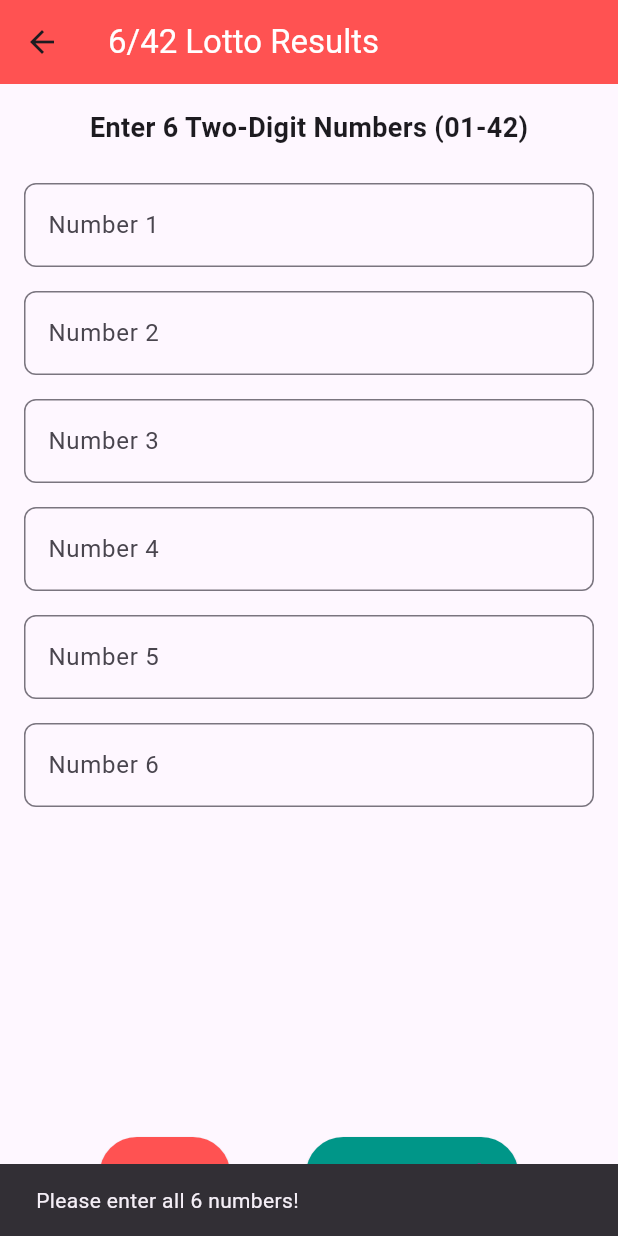
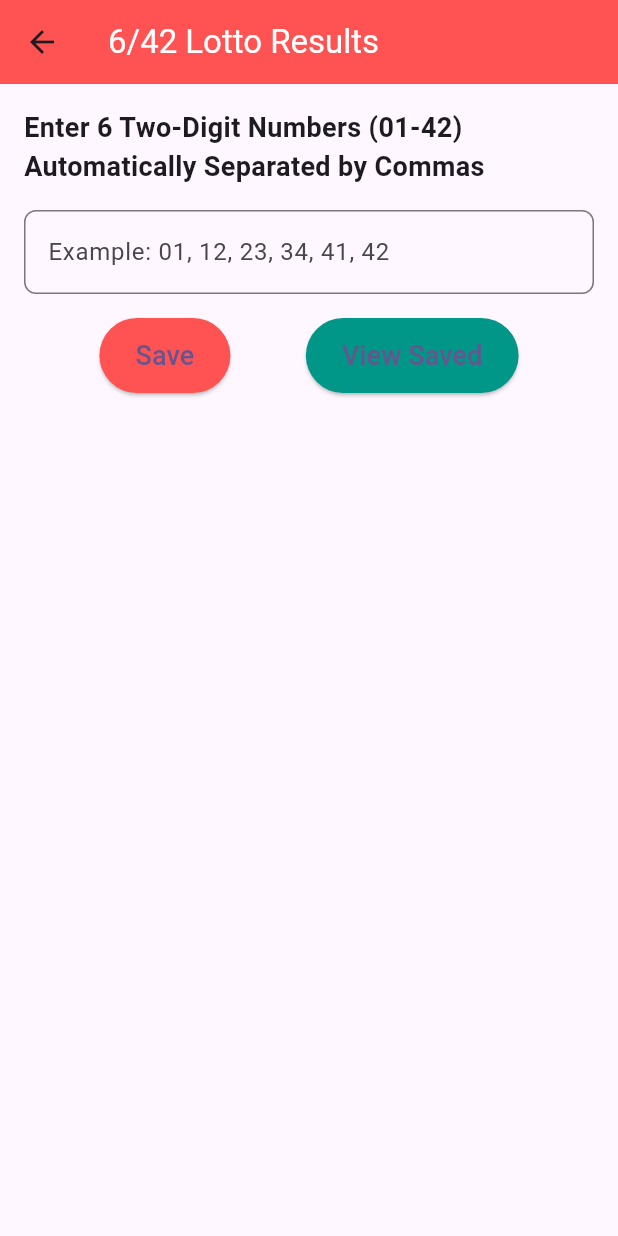
Before and after one commit to lightdarkmaster/LottoScope, a Flutter app: the SixFortyTwo screen opened directly, after a tap on "Save", on a phone screen of 412 x 824 dp. Run offline on Flutter 3.47's test engine with Material 3 defaults, Android fonts, the phone set to English and light mode, and no system bars; our stand-ins replace sqflite, table_calendar; accounts and stored records are empty.

Commit message:
Allo user to enter 6 two digits numbers only and will not exceed

```diff
--- a/lib/pages/sixfortytwo.dart
+++ b/lib/pages/sixfortytwo.dart
@@ -1,7 +1,6 @@
 import 'package:flutter/material.dart';
 import 'package:path/path.dart';
 import 'package:sqflite/sqflite.dart';
-
 
 class SixFortyTwo extends StatefulWidget {
   const SixFortyTwo({super.key});
@@ -11,9 +10,9 @@ class SixFortyTwo extends StatefulWidget {
 }
 
 class _SixFortyTwoState extends State<SixFortyTwo> {
-  final List<String> _numbers = List.filled(6, '');
   late Database _database;
   List<Map<String, dynamic>> _savedResults = [];
+  final TextEditingController _inputController = TextEditingController();
 
   @override
   void initState() {
@@ -33,8 +32,7 @@ class _SixFortyTwoState extends State<SixFortyTwo> {
     );
   }
 
-  Future<void> _saveToDatabase() async {
-    final numbersString = _numbers.join(', ');
+  Future<void> _saveToDatabase(String numbersString) async {
     await _database.insert(
       'results',
       {'numbers': numbersString},
@@ -54,10 +52,10 @@ class _SixFortyTwoState extends State<SixFortyTwo> {
   }
 
   void _showSavedResultsDialog() {
-    _loadSavedResults(); // Refresh results
+    _loadSavedResults();
     showDialog(
       context: context as BuildContext,
-      builder: (ctx) {
+      builder: (context) {
         return AlertDialog(
           title: const Text('Saved Lotto Results'),
           content: _savedResults.isEmpty
@@ -78,7 +76,7 @@ class _SixFortyTwoState extends State<SixFortyTwo> {
           actions: [
             TextButton(
               onPressed: () {
-                Navigator.of(context as BuildContext).pop();
+                Navigator.of(context).pop();
               },
               child: const Text('Close'),
             ),
@@ -87,6 +85,57 @@ class _SixFortyTwoState extends State<SixFortyTwo> {
       },
     );
   }
+
+  void _handleSave() {
+    final input = _inputController.text.trim();
+    final numbers = input.split(',').map((e) => e.trim()).toList();
+
+    if (numbers.length == 6 &&
+        numbers.every((number) =>
+            int.tryParse(number) != null &&
+            int.parse(number) >= 1 &&
+            int.parse(number) <= 42)) {
+      final numbersString = numbers.map((n) => n.padLeft(2, '0')).join(', ');
+      _saveToDatabase(numbersString);
+      _inputController.clear();
+    } else {
+      ScaffoldMessenger.of(context as BuildContext).showSnackBar(
+        const SnackBar(
+          content: Text('Please enter 6 valid numbers (01-42) separated by commas.'),
+        ),
+      );
+    }
+  }
+
+void _formatInput(String value) {
+  // Remove any non-numeric characters and commas
+  String digitsOnly = value.replaceAll(RegExp(r'[^0-9]'), '');
+
+  // Limit the input to 12 digits (6 two-digit numbers)
+  if (digitsOnly.length > 12) {
+    digitsOnly = digitsOnly.substring(0, 12);
+  }
+
+  // Format the input by adding commas every two digits
+  String formatted = '';
+  for (int i = 0; i < digitsOnly.length; i += 2) {
+    if (i + 2 <= digitsOnly.length) {
+      formatted += digitsOnly.substring(i, i + 2);
+    } else {
+      formatted += digitsOnly.substring(i);
+    }
+    if (i + 2 < digitsOnly.length) {
+      formatted += ', ';
+    }
+  }
+
+  // Update the TextField controller's text
+  _inputController.value = TextEditingValue(
+    text: formatted,
+    selection: TextSelection.collapsed(offset: formatted.length),
+  );
+}
+
 
   @override
   Widget build(BuildContext context) {
@@ -100,36 +149,19 @@ class _SixFortyTwoState extends State<SixFortyTwo> {
         child: Column(
           children: [
             const Text(
-              'Enter 6 Two-Digit Numbers (01-42)',
+              'Enter 6 Two-Digit Numbers (01-42) Automatically Separated by Commas',
               style: TextStyle(fontSize: 18, fontWeight: FontWeight.bold),
             ),
             const SizedBox(height: 16.0),
-            Expanded(
-              child: ListView.builder(
-                itemCount: 6,
-                itemBuilder: (context, index) {
-                  return Padding(
-                    padding: const EdgeInsets.symmetric(vertical: 8.0),
-                    child: TextField(
-                      keyboardType: TextInputType.number,
-                      decoration: InputDecoration(
-                        labelText: 'Number ${index + 1}',
-                        border: OutlineInputBorder(
-                          borderRadius: BorderRadius.circular(8.0),
-                        ),
-                      ),
-                      onChanged: (value) {
-                        if (int.tryParse(value) != null &&
-                            int.parse(value) >= 1 &&
-                            int.parse(value) <= 42) {
-                          _numbers[index] = value.padLeft(2, '0');
-                        } else {
-                          _numbers[index] = '';
-                        }
-                      },
-                    ),
-                  );
-                },
+            TextField(
+              controller: _inputController,
+              keyboardType: TextInputType.number,
+              onChanged: _formatInput,
+              decoration: InputDecoration(
+                hintText: 'Example: 01, 12, 23, 34, 41, 42',
+                border: OutlineInputBorder(
+                  borderRadius: BorderRadius.circular(8.0),
+                ),
               ),
             ),
             const SizedBox(height: 16.0),
@@ -137,15 +169,7 @@ class _SixFortyTwoState extends State<SixFortyTwo> {
               mainAxisAlignment: MainAxisAlignment.spaceEvenly,
               children: [
                 ElevatedButton(
-                  onPressed: () {
-                    if (_numbers.contains('')) {
-                      ScaffoldMessenger.of(context).showSnackBar(
-                        const SnackBar(content: Text('Please enter all 6 numbers!')),
-                      );
-                    } else {
-                      _saveToDatabase();
-                    }
-                  },
+                  onPressed: _handleSave,
                   style: ElevatedButton.styleFrom(
                     backgroundColor: Colors.redAccent,
                     padding: const EdgeInsets.symmetric(vertical: 12.0, horizontal: 24.0),
@@ -170,6 +194,7 @@ class _SixFortyTwoState extends State<SixFortyTwo> {
 
   @override
   void dispose() {
+    _inputController.dispose();
     _database.close();
     super.dispose();
   }
```
